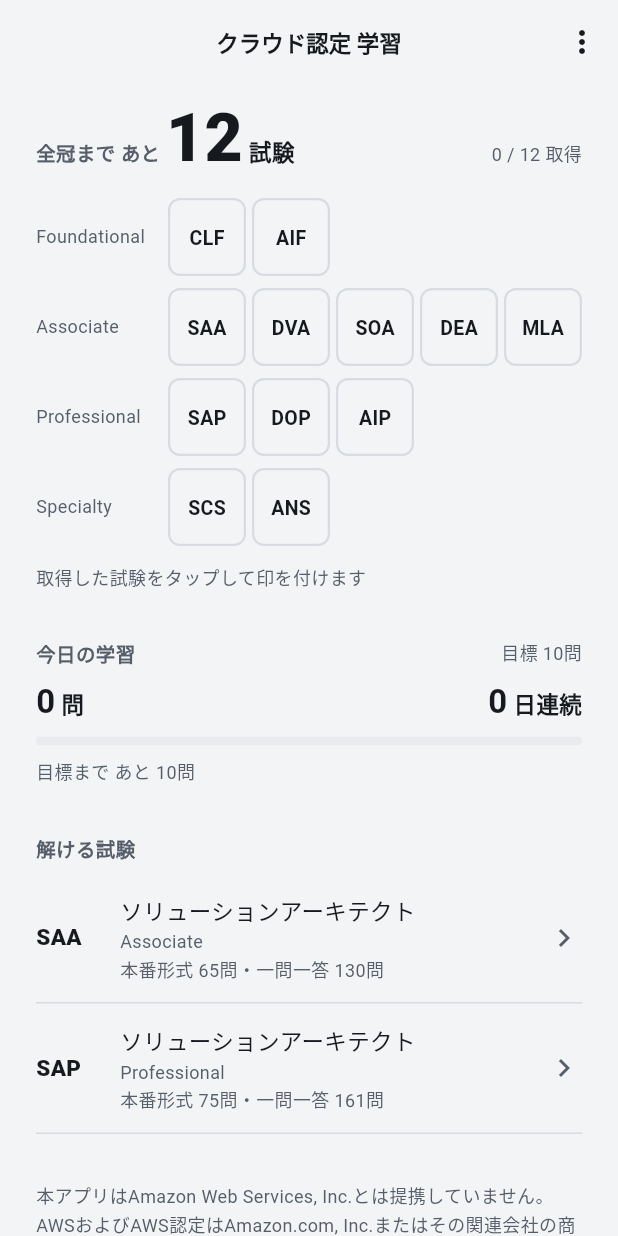
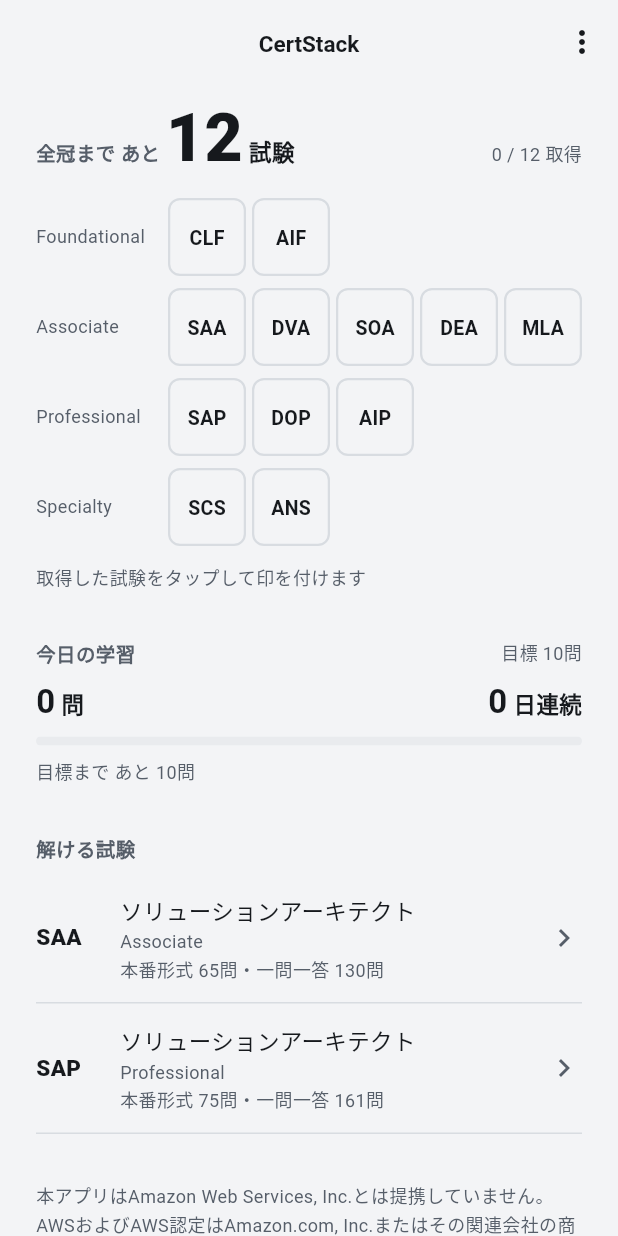
Before and after one commit to TMando616/aws_quiz, a Flutter app: the screen it shows after launch, on a phone screen of 412 x 824 dp. Run offline on Flutter 3.47's test engine with Material 3 defaults, Android fonts, the phone set to English and light mode, and no system bars; our stand-ins replace google_mobile_ads, material_ui, shared_preferences, sqflite; missing offline and left inert: app_tracking_transparency; accounts and stored records are empty.

Commit message:
アプリ名を CertStack に決定し、アプリ内・ホーム画面の表示名・ストアの文案・プライバシーポリシー・ドキュメントに反映
Co-Authored-By: Claude Opus 5.5 <noreply@anthropic.com>
Claude-Session: https://claude.ai/code/session_01AhF6uw5tZRhbTK8fsdoZtD

```diff
--- a/lib/config/app_info.dart
+++ b/lib/config/app_info.dart
@@ -5,7 +5,7 @@
 class AppInfo {
   AppInfo._();
 
-  static const appName = 'クラウド認定 学習';
+  static const appName = 'CertStack';
 
   /// 問題の誤りの報告や問い合わせを受けるメールアドレス
   static const supportEmail = '';
```
Also changed, not shown: 6 other files.
